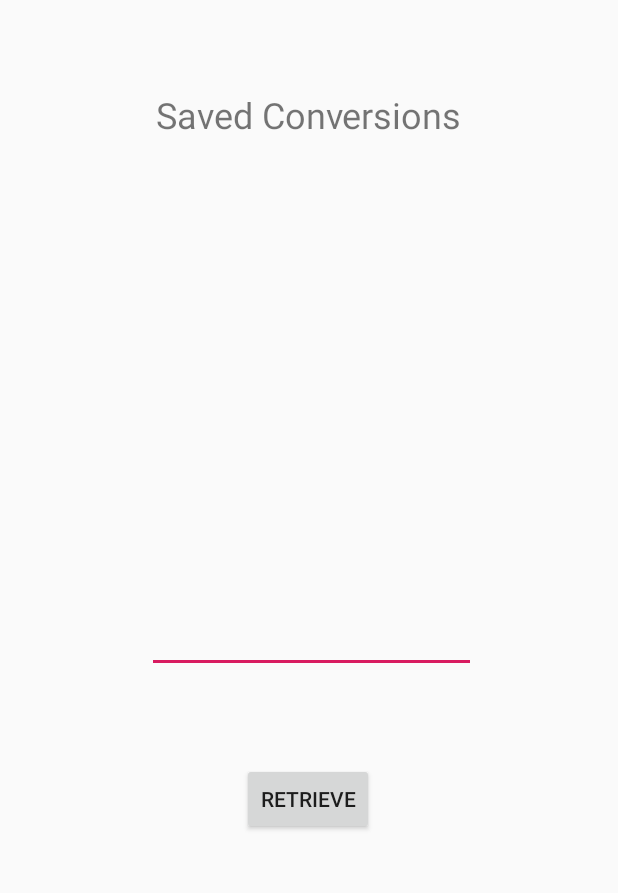
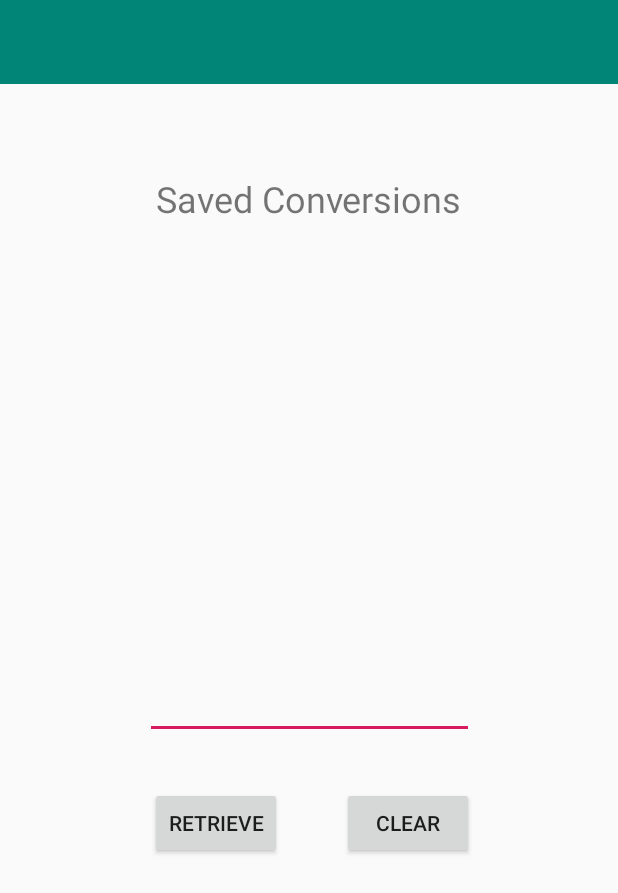
Before and after one commit to adelkesc/UnitConversionApp, an Android app: the ConversionRetrieval screen opened directly, with no data from a screen before it, on a phone screen of 412 x 824 dp. Shown: the top 893 px of the screen. Run offline under Robolectric (Android 15) with nearby library versions, the phone set to English and light mode, and no system bars; our stand-ins replace Firebase (no records; nobody signed in at launch, a user with empty details on screens opened directly); 1 statement that could not run was skipped.

```diff
--- a/app/src/main/java/com/example/courseproject/ConversionRetrieval.java
+++ b/app/src/main/java/com/example/courseproject/ConversionRetrieval.java
@@ -1,13 +1,57 @@
 package com.example.courseproject;
 
+import android.support.annotation.NonNull;
 import android.support.v7.app.AppCompatActivity;
 import android.os.Bundle;
+import android.view.View;
+import android.widget.Button;
+
+import com.google.firebase.database.DataSnapshot;
+import com.google.firebase.database.DatabaseError;
+import com.google.firebase.database.DatabaseReference;
+import com.google.firebase.database.FirebaseDatabase;
+import com.google.firebase.database.ValueEventListener;
 
 public class ConversionRetrieval extends AppCompatActivity {
+
+    Button retrieveButton;
+    Button clearButton;
+
+    private DatabaseReference appDatabase;
 
     @Override
     protected void onCreate(Bundle savedInstanceState) {
         super.onCreate(savedInstanceState);
         setContentView(R.layout.activity_conversion_retrieval);
+
+        retrieveButton = (Button) findViewById(R.id.retrieveButton);
+        clearButton = (Button) findViewById(R.id.saveButton);
+
+        retrieveButton.setOnClickListener(new View.OnClickListener(){
+            @Override
+            public void onClick(View v) {
+                appDatabase = FirebaseDatabase.getInstance().getReference();
+                appDatabase.child("SavedConversions").addValueEventListener(new ValueEventListener() {
+                    @Override
+                    public void onDataChange(@NonNull DataSnapshot dataSnapshot) {
+
+                    }
+
+                    @Override
+                    public void onCancelled(@NonNull DatabaseError databaseError) {
+
+                    }
+                });
+            }
+        });
+
+        clearButton.setOnClickListener(new View.OnClickListener() {
+            @Override
+            public void onClick(View v) {
+                //write .child("value") after .getReference() if necessary
+                appDatabase = FirebaseDatabase.getInstance().getReference();
+                appDatabase.removeValue();
+            }
+        });
     }
 }
--- a/app/src/main/java/com/example/courseproject/SettingsPreferences.java
+++ b/app/src/main/java/com/example/courseproject/SettingsPreferences.java
@@ -33,6 +33,7 @@ public class SettingsPreferences extends PreferenceFragmentCompat {
                 OnPreferenceChangeListener() {
             @Override
             public boolean onPreferenceChange(Preference preference, Object o) {
+                //if statement checking
                 return false;
             }
         });
--- a/app/src/main/res/layout/activity_conversion_retrieval.xml
+++ b/app/src/main/res/layout/activity_conversion_retrieval.xml
@@ -5,6 +5,17 @@
     android:layout_width="match_parent"
     android:layout_height="match_parent"
     tools:context=".ConversionRetrieval">
+
+    <android.support.v7.widget.Toolbar
+        android:id="@+id/appToolbar2"
+        android:layout_width="0dp"
+        android:layout_height="wrap_content"
+        android:background="?attr/colorPrimary"
+        android:minHeight="?attr/actionBarSize"
+        android:theme="?attr/actionBarTheme"
+        app:layout_constraintEnd_toEndOf="parent"
+        app:layout_constraintStart_toStartOf="parent"
+        app:layout_constraintTop_toTopOf="parent" />
 
     <TextView
         android:id="@+id/label"
@@ -17,32 +28,42 @@
         android:textSize="24sp"
         app:layout_constraintEnd_toEndOf="parent"
         app:layout_constraintStart_toStartOf="parent"
-        app:layout_constraintTop_toTopOf="parent" />
+        app:layout_constraintTop_toBottomOf="@+id/appToolbar2" />
 
     <EditText
         android:id="@+id/editText"
         android:layout_width="219dp"
         android:layout_height="272dp"
         android:layout_marginStart="98dp"
-        android:layout_marginTop="84dp"
+        android:layout_marginTop="72dp"
         android:layout_marginEnd="99dp"
         android:ems="10"
         android:inputType="textPersonName"
         app:layout_constraintEnd_toEndOf="parent"
-        app:layout_constraintHorizontal_bias="0.0"
+        app:layout_constraintHorizontal_bias="0.4"
         app:layout_constraintStart_toStartOf="parent"
         app:layout_constraintTop_toBottomOf="@+id/label" />
 
     <Button
-        android:id="@+id/button"
+        android:id="@+id/retrieveButton"
         android:layout_width="wrap_content"
         android:layout_height="wrap_content"
-        android:layout_marginStart="161dp"
-        android:layout_marginTop="60dp"
-        android:layout_marginEnd="162dp"
+        android:layout_marginStart="100dp"
+        android:layout_marginTop="32dp"
         android:text="Retrieve"
-        app:layout_constraintEnd_toEndOf="parent"
-        app:layout_constraintHorizontal_bias="0.0"
         app:layout_constraintStart_toStartOf="parent"
         app:layout_constraintTop_toBottomOf="@+id/editText" />
+
+    <Button
+        android:id="@+id/clearButton"
+        android:layout_width="wrap_content"
+        android:layout_height="wrap_content"
+        android:layout_marginStart="8dp"
+        android:layout_marginTop="32dp"
+        android:layout_marginEnd="96dp"
+        android:text="Clear"
+        app:layout_constraintEnd_toEndOf="parent"
+        app:layout_constraintHorizontal_bias="1.0"
+        app:layout_constraintStart_toEndOf="@+id/retrieveButton"
+        app:layout_constraintTop_toBottomOf="@+id/editText" />
 </android.support.constraint.ConstraintLayout>
```
Also changed, not shown: app/src/main/java/com/example/courseproject/Velocity.java (+29 -25 lines), app/src/main/res/layout/activity_distance.xml (+11 -0 lines), app/src/main/res/layout/activity_mass.xml (+11 -0 lines), app/src/main/res/layout/activity_volume.xml (+11 -0 lines).
